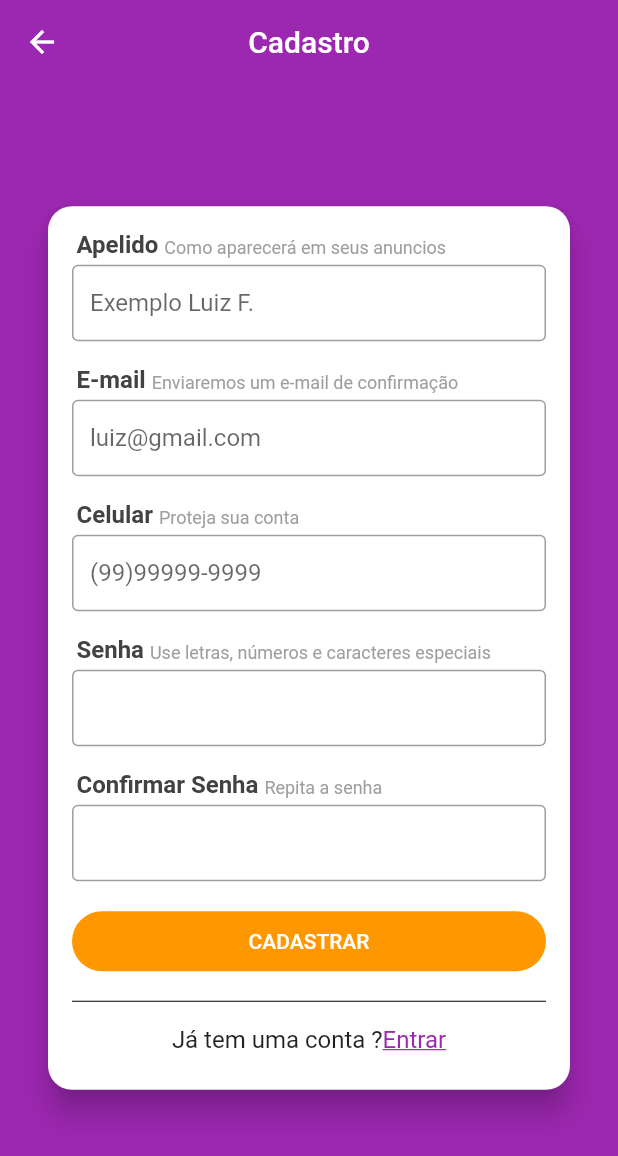
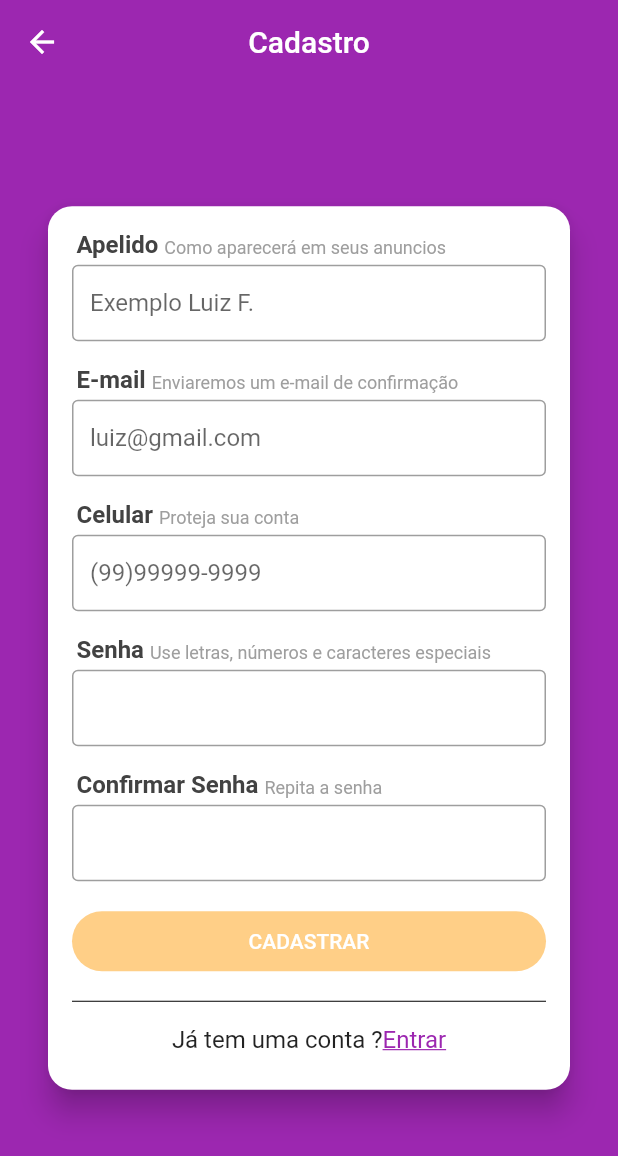
Before and after one commit to Luiz-fss/xlo_parseServe_Mobx, a Flutter app: the SignUpScreen screen opened directly, on a phone screen of 412 x 824 dp. Shown: the top 1156 px of the screen. Run offline on Flutter 3.47's test engine with Material 2 defaults, Android fonts, the phone set to English and light mode, and no system bars; our stand-ins replace brasil_fields, flutter_mobx, get_it, mobx, parse_server_sdk; generated files the repository leaves out were written again.

```diff
--- a/lib/screens/signup/signup_screen.dart
+++ b/lib/screens/signup/signup_screen.dart
@@ -42,6 +42,7 @@ class SignUpScreen extends StatelessWidget {
                     Observer(
                         builder: (_){
                           return TextField(
+                            enabled: !signupStore.loading,
                             decoration: InputDecoration(
                                 border: OutlineInputBorder(),
                                 hintText: "Exemplo Luiz F.",
@@ -61,6 +62,7 @@ class SignUpScreen extends StatelessWidget {
                     Observer(
                       builder: (_){
                         return TextField(
+                          enabled: !signupStore.loading,
                           decoration: InputDecoration(
                               border: OutlineInputBorder(),
                               hintText: "luiz@gmail.com",
@@ -82,6 +84,7 @@ class SignUpScreen extends StatelessWidget {
                     Observer(
                       builder: (_){
                         return TextField(
+                          enabled: !signupStore.loading,
                           decoration: InputDecoration(
                               border: OutlineInputBorder(),
                               hintText: "(99)99999-9999",
@@ -108,6 +111,7 @@ class SignUpScreen extends StatelessWidget {
                     Observer(
                         builder: (_){
                           return TextField(
+                            enabled: !signupStore.loading,
                             decoration: InputDecoration(
                                 border: OutlineInputBorder(),
                                 errorText: signupStore.pass1Error,
@@ -127,6 +131,7 @@ class SignUpScreen extends StatelessWidget {
                     Observer(
                       builder: (_){
                         return TextField(
+                          enabled: !signupStore.loading,
                           decoration: InputDecoration(
                               border: OutlineInputBorder(),
                               errorText: signupStore.pass2Error,
@@ -141,12 +146,19 @@ class SignUpScreen extends StatelessWidget {
                     //const SizedBox(height: 16,),
 
                     //botão
-                    Container(
+                    Observer(
+                      builder: (_){
+                        return Container(
                           margin: const EdgeInsets.only(top: 20,bottom: 12),
                           height: 40,
                           child: RaisedButton(
                             color: Colors.orange,
-                        child: Text(
+                            disabledColor: Colors.orange.withAlpha(120),
+                            child:signupStore.loading ?
+                            CircularProgressIndicator(
+                              valueColor: AlwaysStoppedAnimation(Colors.white),
+                            )
+                                : Text(
                               "CADASTRAR",
                             ),
                             textColor: Colors.white,
@@ -154,8 +166,10 @@ class SignUpScreen extends StatelessWidget {
                             shape: RoundedRectangleBorder(
                                 borderRadius: BorderRadius.circular(20)
                             ),
-                        onPressed: (){},
+                            onPressed: signupStore.signUpPressed
                           ),
+                        );
+                      },
                     ),
 
                     Divider(color: Colors.black,),
```
Also changed, not shown: lib/stores/signup_store.dart (+21 -0 lines), lib/stores/signup_store.g.dart. Lines whose indentation alone changed are shown as unchanged.
